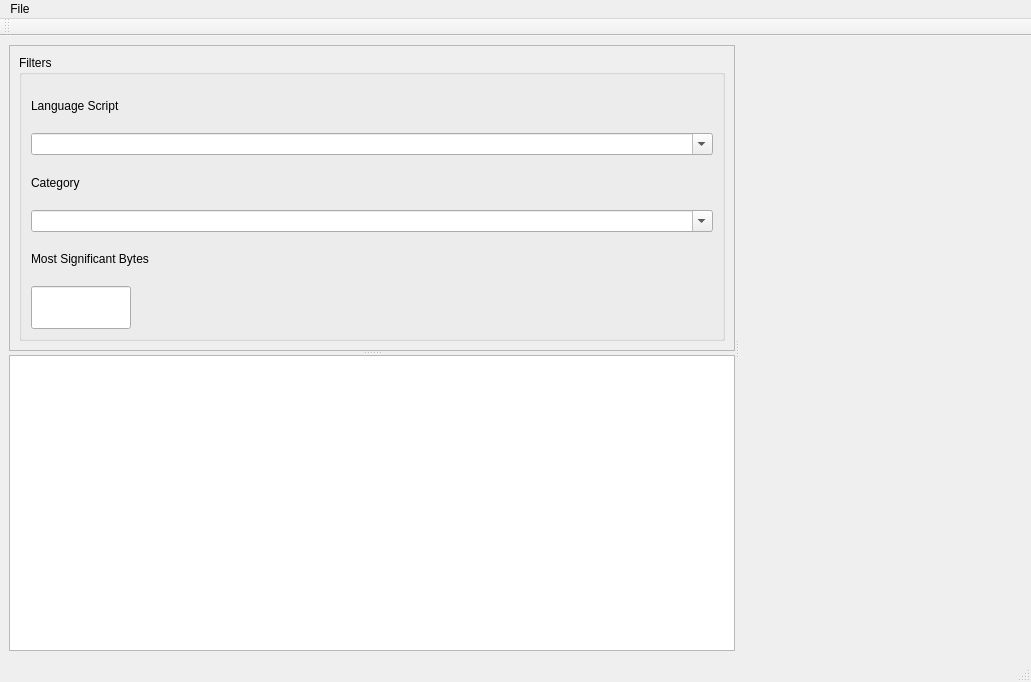
GrandFatherPikhto/TTFonts, file src/main/mainwindow.ui: the form before one commit.
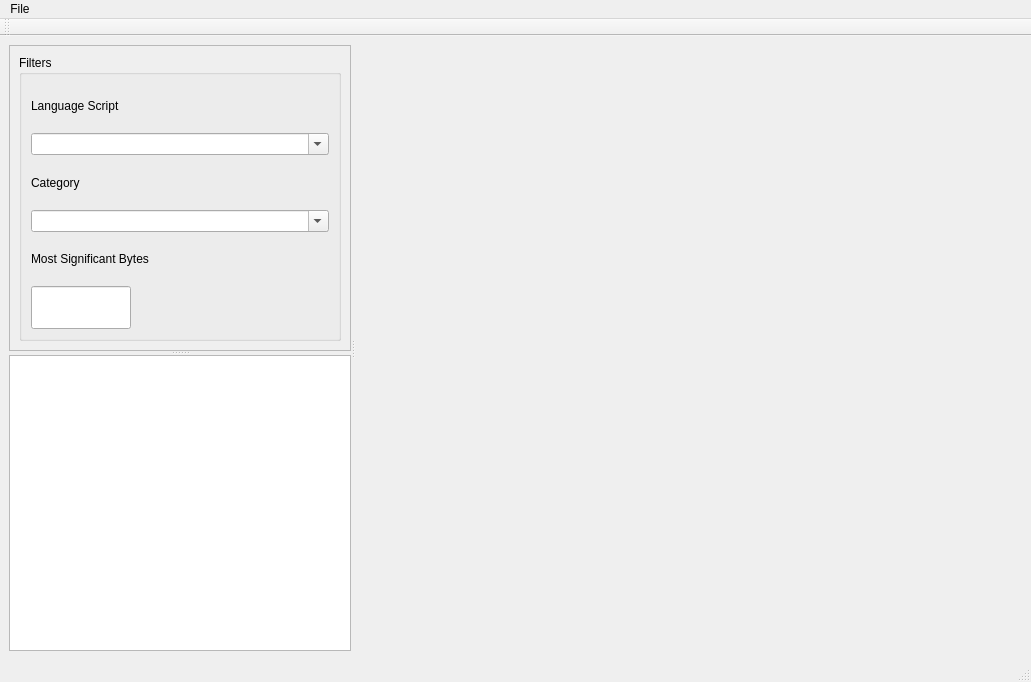
The form after the commit. Custom widgets are drawn as their Qt base class.

```diff
--- a/src/main/mainwindow.ui
+++ b/src/main/mainwindow.ui
@@ -14,7 +14,13 @@
    <string>MainWindow</string>
   </property>
   <widget class="QWidget" name="centralwidget">
-   <layout class="QVBoxLayout" name="verticalLayout">
+   <property name="sizePolicy">
+    <sizepolicy hsizetype="Expanding" vsizetype="Expanding">
+     <horstretch>0</horstretch>
+     <verstretch>0</verstretch>
+    </sizepolicy>
+   </property>
+   <layout class="QHBoxLayout" name="horizontalLayout">
     <item>
      <widget class="QSplitter" name="splitterFontTable">
       <property name="orientation">
@@ -25,6 +31,12 @@
         <enum>Qt::Orientation::Vertical</enum>
        </property>
        <widget class="QFrame" name="frameFontFilter">
+        <property name="sizePolicy">
+         <sizepolicy hsizetype="MinimumExpanding" vsizetype="MinimumExpanding">
+          <horstretch>0</horstretch>
+          <verstretch>0</verstretch>
+         </sizepolicy>
+        </property>
         <property name="frameShape">
          <enum>QFrame::Shape::StyledPanel</enum>
         </property>
@@ -100,7 +112,20 @@
        </widget>
        <widget class="QTableView" name="tableCharView"/>
       </widget>
-      <widget class="GliphWidget" name="glyphWidget" native="true"/>
+      <widget class="GlyphWidget" name="glyphWidget" native="true">
+       <property name="sizePolicy">
+        <sizepolicy hsizetype="Expanding" vsizetype="Expanding">
+         <horstretch>0</horstretch>
+         <verstretch>0</verstretch>
+        </sizepolicy>
+       </property>
+       <property name="minimumSize">
+        <size>
+         <width>500</width>
+         <height>500</height>
+        </size>
+       </property>
+      </widget>
      </widget>
     </item>
    </layout>
@@ -152,9 +177,9 @@
  </widget>
  <customwidgets>
   <customwidget>
-   <class>GliphWidget</class>
+   <class>GlyphWidget</class>
    <extends>QWidget</extends>
-   <header>gliphwidget.h</header>
+   <header>glyphwidget.h</header>
    <container>1</container>
   </customwidget>
  </customwidgets>
```
